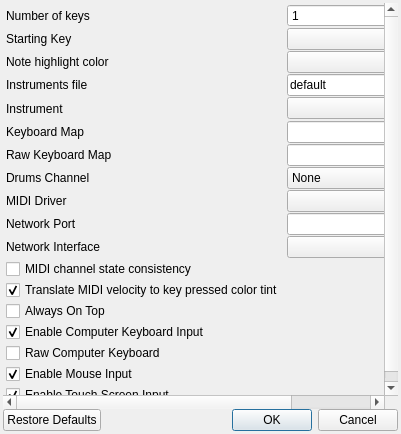
Before: the Qt Designer form src/preferences.ui in pedrolcl/VMPK, drawn with Qt 5.
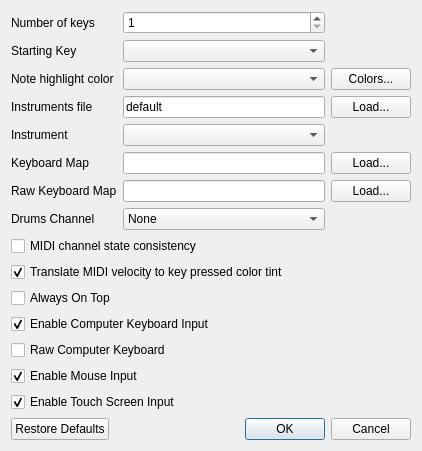
After: the same form once the commit is applied. Icons and pictures are not drawn.

Patch:
```diff
--- a/src/preferences.ui
+++ b/src/preferences.ui
@@ -23,8 +23,8 @@
    <rect>
     <x>0</x>
     <y>0</y>
-    <width>401</width>
-    <height>434</height>
+    <width>422</width>
+    <height>447</height>
    </rect>
   </property>
   <property name="windowTitle">
@@ -34,97 +34,23 @@
    <iconset resource="../data/vmpk.qrc">
     <normaloff>:/vpiano/vmpk_32x32.png</normaloff>:/vpiano/vmpk_32x32.png</iconset>
   </property>
-  <layout class="QGridLayout" name="gridLayout_2">
-   <property name="leftMargin">
-    <number>3</number>
-   </property>
-   <property name="topMargin">
-    <number>3</number>
-   </property>
-   <property name="rightMargin">
-    <number>3</number>
-   </property>
-   <property name="bottomMargin">
-    <number>3</number>
-   </property>
-   <property name="spacing">
-    <number>0</number>
-   </property>
-   <item row="3" column="0">
-    <widget class="QDialogButtonBox" name="buttonBox">
-     <property name="standardButtons">
-      <set>QDialogButtonBox::Cancel|QDialogButtonBox::Ok|QDialogButtonBox::RestoreDefaults</set>
-     </property>
-    </widget>
-   </item>
-   <item row="0" column="0">
-    <widget class="QScrollArea" name="scrollArea">
-     <property name="frameShape">
-      <enum>QFrame::NoFrame</enum>
-     </property>
-     <property name="widgetResizable">
-      <bool>true</bool>
-     </property>
-     <widget class="QWidget" name="scrollAreaWidgetContents">
-      <property name="geometry">
-       <rect>
-        <x>0</x>
-        <y>0</y>
-        <width>395</width>
-        <height>406</height>
-       </rect>
-      </property>
-      <property name="minimumSize">
-       <size>
-        <width>382</width>
-        <height>394</height>
-       </size>
-      </property>
       <layout class="QGridLayout" name="gridLayout">
-       <property name="sizeConstraint">
-        <enum>QLayout::SetMinimumSize</enum>
-       </property>
-       <property name="leftMargin">
-        <number>3</number>
-       </property>
-       <property name="topMargin">
-        <number>1</number>
-       </property>
-       <property name="rightMargin">
-        <number>3</number>
-       </property>
-       <property name="bottomMargin">
-        <number>1</number>
-       </property>
-       <property name="horizontalSpacing">
-        <number>3</number>
-       </property>
-       <property name="verticalSpacing">
-        <number>1</number>
-       </property>
-       <item row="9" column="0">
-        <widget class="QLabel" name="lblMIDIDriver">
+   <item row="0" column="0">
+    <widget class="QLabel" name="lblNumKeys">
+     <property name="sizePolicy">
+      <sizepolicy hsizetype="Preferred" vsizetype="Preferred">
+       <horstretch>0</horstretch>
+       <verstretch>0</verstretch>
+      </sizepolicy>
+     </property>
          <property name="text">
-          <string>MIDI Driver</string>
+      <string>Number of keys</string>
          </property>
          <property name="buddy">
-          <cstring>cboMIDIDriver</cstring>
+      <cstring>spinNumKeys</cstring>
          </property>
         </widget>
        </item>
-       <item row="21" column="0" colspan="3">
-        <widget class="QCheckBox" name="chkEnableTouch">
-         <property name="text">
-          <string>Enable Touch Screen Input</string>
-         </property>
-         <property name="checked">
-          <bool>true</bool>
-         </property>
-        </widget>
-       </item>
-       <item row="6" column="1">
-        <widget class="QLineEdit" name="txtFileKmap"/>
-       </item>
        <item row="0" column="1">
         <widget class="QSpinBox" name="spinNumKeys">
          <property name="whatsThis">
@@ -138,140 +64,61 @@
          </property>
         </widget>
        </item>
-       <item row="0" column="0">
-        <widget class="QLabel" name="lblNumKeys">
+   <item row="1" column="0">
+    <widget class="QLabel" name="lblStartingKey">
+     <property name="text">
+      <string>Starting Key</string>
+     </property>
+     <property name="buddy">
+      <cstring>cboStartingKey</cstring>
+     </property>
+    </widget>
+   </item>
+   <item row="1" column="1">
+    <widget class="QComboBox" name="cboStartingKey"/>
+   </item>
+   <item row="2" column="0">
+    <widget class="QLabel" name="lblKeyPressColor">
          <property name="sizePolicy">
-          <sizepolicy hsizetype="Minimum" vsizetype="Expanding">
+      <sizepolicy hsizetype="Preferred" vsizetype="Preferred">
            <horstretch>0</horstretch>
            <verstretch>0</verstretch>
           </sizepolicy>
          </property>
          <property name="text">
-          <string>Number of keys</string>
+      <string>Note highlight color</string>
          </property>
          <property name="buddy">
-          <cstring>spinNumKeys</cstring>
+      <cstring>cboColorPolicy</cstring>
          </property>
         </widget>
        </item>
        <item row="2" column="1">
         <widget class="QComboBox" name="cboColorPolicy"/>
        </item>
-       <item row="10" column="0">
-        <widget class="QLabel" name="lblNetworkPort">
-         <property name="text">
-          <string>Network Port</string>
-         </property>
-         <property name="buddy">
-          <cstring>txtNetworkPort</cstring>
-         </property>
-        </widget>
-       </item>
-       <item row="4" column="0" rowspan="2">
-        <widget class="QLabel" name="lblInstrument">
-         <property name="sizePolicy">
-          <sizepolicy hsizetype="Minimum" vsizetype="Preferred">
-           <horstretch>0</horstretch>
-           <verstretch>0</verstretch>
-          </sizepolicy>
-         </property>
-         <property name="text">
-          <string>Instrument</string>
-         </property>
-         <property name="buddy">
-          <cstring>cboInstrument</cstring>
-         </property>
-        </widget>
-       </item>
-       <item row="7" column="2">
-        <widget class="QPushButton" name="btnRawKmap">
-         <property name="text">
-          <string>Load...</string>
-         </property>
-        </widget>
-       </item>
-       <item row="11" column="0">
-        <widget class="QLabel" name="lblNetworkIface">
-         <property name="text">
-          <string>Network Interface</string>
-         </property>
-         <property name="buddy">
-          <cstring>cboNetworkIface</cstring>
-         </property>
-        </widget>
-       </item>
-       <item row="11" column="1">
-        <widget class="QComboBox" name="cboNetworkIface"/>
-       </item>
-       <item row="3" column="2">
-        <widget class="QPushButton" name="btnInstrument">
-         <property name="whatsThis">
-          <string>Press this button to load an instruments definition file from disk.</string>
-         </property>
-         <property name="text">
-          <string>load...</string>
-         </property>
-        </widget>
-       </item>
-       <item row="3" column="0">
-        <widget class="QLabel" name="lblFileInstrument">
-         <property name="sizePolicy">
-          <sizepolicy hsizetype="Minimum" vsizetype="Preferred">
-           <horstretch>0</horstretch>
-           <verstretch>0</verstretch>
-          </sizepolicy>
-         </property>
-         <property name="text">
-          <string>Instruments file</string>
-         </property>
-         <property name="buddy">
-          <cstring>txtFileInstrument</cstring>
-         </property>
-        </widget>
-       </item>
        <item row="2" column="2">
         <widget class="QPushButton" name="btnColor">
          <property name="whatsThis">
           <string>Press this button to change the highligh color used to paint the keys that are being activated.</string>
          </property>
          <property name="text">
-          <string>colors...</string>
+      <string>Colors...</string>
          </property>
         </widget>
        </item>
-       <item row="9" column="1">
-        <widget class="QComboBox" name="cboMIDIDriver"/>
-       </item>
-       <item row="7" column="1">
-        <widget class="QLineEdit" name="txtFileRawKmap"/>
-       </item>
-       <item row="20" column="0" colspan="3">
-        <widget class="QCheckBox" name="chkEnableMouse">
-         <property name="text">
-          <string>Enable Mouse Input</string>
-         </property>
-         <property name="checked">
-          <bool>true</bool>
-         </property>
-        </widget>
-       </item>
-       <item row="6" column="0">
-        <widget class="QLabel" name="lblKmap">
+   <item row="3" column="0">
+    <widget class="QLabel" name="lblFileInstrument">
+     <property name="sizePolicy">
+      <sizepolicy hsizetype="Preferred" vsizetype="Preferred">
+       <horstretch>0</horstretch>
+       <verstretch>0</verstretch>
+      </sizepolicy>
+     </property>
          <property name="text">
-          <string>Keyboard Map</string>
+      <string>Instruments file</string>
          </property>
          <property name="buddy">
-          <cstring>txtFileKmap</cstring>
-         </property>
-        </widget>
-       </item>
-       <item row="14" column="0" colspan="3">
-        <widget class="QCheckBox" name="chkAlwaysOnTop">
-         <property name="whatsThis">
-          <string>Check this box to keep the keyboard window always visible, on top of other windows.</string>
-         </property>
-         <property name="text">
-          <string>Always On Top</string>
+      <cstring>txtFileInstrument</cstring>
          </property>
         </widget>
        </item>
@@ -294,43 +141,60 @@
          </property>
         </widget>
        </item>
-       <item row="15" column="0" colspan="3">
-        <widget class="QCheckBox" name="chkEnableKeyboard">
-         <property name="text">
-          <string>Enable Computer Keyboard Input</string>
-         </property>
-         <property name="checked">
-          <bool>true</bool>
-         </property>
-        </widget>
-       </item>
-       <item row="1" column="0">
-        <widget class="QLabel" name="lblStartingKey">
+   <item row="3" column="2">
+    <widget class="QPushButton" name="btnInstrument">
+     <property name="whatsThis">
+      <string>Press this button to load an instruments definition file from disk.</string>
+     </property>
          <property name="text">
-          <string>Starting Key</string>
+      <string>Load...</string>
          </property>
         </widget>
        </item>
-       <item row="10" column="1">
-        <widget class="QLineEdit" name="txtNetworkPort"/>
-       </item>
-       <item row="2" column="0">
-        <widget class="QLabel" name="lblKeyPressColor">
+   <item row="4" column="0">
+    <widget class="QLabel" name="lblInstrument">
          <property name="sizePolicy">
-          <sizepolicy hsizetype="Minimum" vsizetype="Preferred">
+      <sizepolicy hsizetype="Preferred" vsizetype="Preferred">
            <horstretch>0</horstretch>
            <verstretch>0</verstretch>
           </sizepolicy>
          </property>
          <property name="text">
-          <string>Note highlight color</string>
+      <string>Instrument</string>
          </property>
          <property name="buddy">
-          <cstring>cboColorPolicy</cstring>
+      <cstring>cboInstrument</cstring>
          </property>
         </widget>
        </item>
-       <item row="7" column="0">
+   <item row="4" column="1">
+    <widget class="QComboBox" name="cboInstrument">
+     <property name="whatsThis">
+      <string>Change the instrument definition being currently used. Each instruments definition file may hold several instruments on it.</string>
+     </property>
+    </widget>
+   </item>
+   <item row="5" column="0">
+    <widget class="QLabel" name="lblKmap">
+     <property name="text">
+      <string>Keyboard Map</string>
+     </property>
+     <property name="buddy">
+      <cstring>txtFileKmap</cstring>
+     </property>
+    </widget>
+   </item>
+   <item row="5" column="1">
+    <widget class="QLineEdit" name="txtFileKmap"/>
+   </item>
+   <item row="5" column="2">
+    <widget class="QPushButton" name="btnKmap">
+     <property name="text">
+      <string>Load...</string>
+     </property>
+    </widget>
+   </item>
+   <item row="6" column="0">
         <widget class="QLabel" name="lblRawKmap">
          <property name="text">
           <string>Raw Keyboard Map</string>
@@ -340,7 +204,17 @@
          </property>
         </widget>
        </item>
-       <item row="8" column="0">
+   <item row="6" column="1">
+    <widget class="QLineEdit" name="txtFileRawKmap"/>
+   </item>
+   <item row="6" column="2">
+    <widget class="QPushButton" name="btnRawKmap">
+     <property name="text">
+      <string>Load...</string>
+     </property>
+    </widget>
+   </item>
+   <item row="7" column="0">
         <widget class="QLabel" name="lblDrumsChannel">
          <property name="text">
           <string>Drums Channel</string>
@@ -350,34 +224,7 @@
          </property>
         </widget>
        </item>
-       <item row="6" column="2">
-        <widget class="QPushButton" name="btnKmap">
-         <property name="text">
-          <string>Load...</string>
-         </property>
-        </widget>
-       </item>
-       <item row="1" column="1">
-        <widget class="QComboBox" name="cboStartingKey"/>
-       </item>
-       <item row="16" column="0" colspan="3">
-        <widget class="QCheckBox" name="chkRawKeyboard">
-         <property name="whatsThis">
-          <string>&lt;!DOCTYPE HTML PUBLIC &quot;-//W3C//DTD HTML 4.0//EN&quot; &quot;http://www.w3.org/TR/REC-html40/strict.dtd&quot;&gt;
-&lt;html&gt;&lt;head&gt;&lt;meta name=&quot;qrichtext&quot; content=&quot;1&quot; /&gt;&lt;style type=&quot;text/css&quot;&gt;
-p, li { white-space: pre-wrap; }
-&lt;/style&gt;&lt;/head&gt;&lt;body style=&quot; font-family:'Sans Serif'; font-size:10pt; font-weight:400; font-style:normal;&quot;&gt;
-&lt;p style=&quot; margin-top:0px; margin-bottom:0px; margin-left:0px; margin-right:0px; -qt-block-indent:0; text-indent:0px;&quot;&gt;Check this box to use low level PC keyboard events. This system has several advantages:&lt;/p&gt;
-&lt;ul style=&quot;-qt-list-indent: 1;&quot;&gt;&lt;li style=&quot; margin-top:12px; margin-bottom:0px; margin-left:0px; margin-right:0px; -qt-block-indent:0; text-indent:0px;&quot;&gt;It is possible to use &quot;dead keys&quot; (accent marks, diacritics)&lt;/li&gt;
-&lt;li style=&quot; margin-top:0px; margin-bottom:0px; margin-left:0px; margin-right:0px; -qt-block-indent:0; text-indent:0px;&quot;&gt;Mapping definitions are independent of the language (but hardware and OS specific)&lt;/li&gt;
-&lt;li style=&quot; margin-top:0px; margin-bottom:12px; margin-left:0px; margin-right:0px; -qt-block-indent:0; text-indent:0px;&quot;&gt;Faster processing&lt;/li&gt;&lt;/ul&gt;&lt;/body&gt;&lt;/html&gt;</string>
-         </property>
-         <property name="text">
-          <string>Raw Computer Keyboard</string>
-         </property>
-        </widget>
-       </item>
-       <item row="8" column="1">
+   <item row="7" column="1">
         <widget class="QComboBox" name="cboDrumsChannel">
          <item>
           <property name="text">
@@ -461,32 +308,127 @@
          </item>
         </widget>
        </item>
-       <item row="13" column="0">
-        <widget class="QCheckBox" name="chkVelocityColor">
-         <property name="text">
-          <string>Translate MIDI velocity to key pressed color tint</string>
-         </property>
-         <property name="checked">
-          <bool>true</bool>
-         </property>
-        </widget>
-       </item>
-       <item row="4" column="1">
-        <widget class="QComboBox" name="cboInstrument">
-         <property name="whatsThis">
-          <string>Change the instrument definition being currently used. Each instruments definition file may hold several instruments on it.</string>
-         </property>
-        </widget>
-       </item>
-       <item row="12" column="0">
+   <item row="15" column="0" colspan="3">
+    <widget class="QDialogButtonBox" name="buttonBox">
+     <property name="standardButtons">
+      <set>QDialogButtonBox::Cancel|QDialogButtonBox::Ok|QDialogButtonBox::RestoreDefaults</set>
+     </property>
+    </widget>
+   </item>
+   <item row="8" column="0" colspan="3">
         <widget class="QCheckBox" name="chkEnforceChannelState">
+     <property name="sizePolicy">
+      <sizepolicy hsizetype="Preferred" vsizetype="Fixed">
+       <horstretch>0</horstretch>
+       <verstretch>0</verstretch>
+      </sizepolicy>
+     </property>
          <property name="text">
           <string>MIDI channel state consistency</string>
          </property>
         </widget>
        </item>
-      </layout>
-     </widget>
+   <item row="9" column="0" colspan="3">
+    <widget class="QCheckBox" name="chkVelocityColor">
+     <property name="sizePolicy">
+      <sizepolicy hsizetype="Preferred" vsizetype="Fixed">
+       <horstretch>0</horstretch>
+       <verstretch>0</verstretch>
+      </sizepolicy>
+     </property>
+     <property name="text">
+      <string>Translate MIDI velocity to key pressed color tint</string>
+     </property>
+     <property name="checked">
+      <bool>true</bool>
+     </property>
+    </widget>
+   </item>
+   <item row="10" column="0" colspan="3">
+    <widget class="QCheckBox" name="chkAlwaysOnTop">
+     <property name="sizePolicy">
+      <sizepolicy hsizetype="Preferred" vsizetype="Fixed">
+       <horstretch>0</horstretch>
+       <verstretch>0</verstretch>
+      </sizepolicy>
+     </property>
+     <property name="whatsThis">
+      <string>Check this box to keep the keyboard window always visible, on top of other windows.</string>
+     </property>
+     <property name="text">
+      <string>Always On Top</string>
+     </property>
+    </widget>
+   </item>
+   <item row="11" column="0" colspan="3">
+    <widget class="QCheckBox" name="chkEnableKeyboard">
+     <property name="sizePolicy">
+      <sizepolicy hsizetype="Preferred" vsizetype="Fixed">
+       <horstretch>0</horstretch>
+       <verstretch>0</verstretch>
+      </sizepolicy>
+     </property>
+     <property name="text">
+      <string>Enable Computer Keyboard Input</string>
+     </property>
+     <property name="checked">
+      <bool>true</bool>
+     </property>
+    </widget>
+   </item>
+   <item row="12" column="0" colspan="3">
+    <widget class="QCheckBox" name="chkRawKeyboard">
+     <property name="sizePolicy">
+      <sizepolicy hsizetype="Preferred" vsizetype="Fixed">
+       <horstretch>0</horstretch>
+       <verstretch>0</verstretch>
+      </sizepolicy>
+     </property>
+     <property name="whatsThis">
+      <string>&lt;!DOCTYPE HTML PUBLIC &quot;-//W3C//DTD HTML 4.0//EN&quot; &quot;http://www.w3.org/TR/REC-html40/strict.dtd&quot;&gt;
+&lt;html&gt;&lt;head&gt;&lt;meta name=&quot;qrichtext&quot; content=&quot;1&quot; /&gt;&lt;style type=&quot;text/css&quot;&gt;
+p, li { white-space: pre-wrap; }
+&lt;/style&gt;&lt;/head&gt;&lt;body style=&quot; font-family:'Sans Serif'; font-size:10pt; font-weight:400; font-style:normal;&quot;&gt;
+&lt;p style=&quot; margin-top:0px; margin-bottom:0px; margin-left:0px; margin-right:0px; -qt-block-indent:0; text-indent:0px;&quot;&gt;Check this box to use low level PC keyboard events. This system has several advantages:&lt;/p&gt;
+&lt;ul style=&quot;-qt-list-indent: 1;&quot;&gt;&lt;li style=&quot; margin-top:12px; margin-bottom:0px; margin-left:0px; margin-right:0px; -qt-block-indent:0; text-indent:0px;&quot;&gt;It is possible to use &quot;dead keys&quot; (accent marks, diacritics)&lt;/li&gt;
+&lt;li style=&quot; margin-top:0px; margin-bottom:0px; margin-left:0px; margin-right:0px; -qt-block-indent:0; text-indent:0px;&quot;&gt;Mapping definitions are independent of the language (but hardware and OS specific)&lt;/li&gt;
+&lt;li style=&quot; margin-top:0px; margin-bottom:12px; margin-left:0px; margin-right:0px; -qt-block-indent:0; text-indent:0px;&quot;&gt;Faster processing&lt;/li&gt;&lt;/ul&gt;&lt;/body&gt;&lt;/html&gt;</string>
+     </property>
+     <property name="text">
+      <string>Raw Computer Keyboard</string>
+     </property>
+    </widget>
+   </item>
+   <item row="13" column="0" colspan="3">
+    <widget class="QCheckBox" name="chkEnableMouse">
+     <property name="sizePolicy">
+      <sizepolicy hsizetype="Preferred" vsizetype="Fixed">
+       <horstretch>0</horstretch>
+       <verstretch>0</verstretch>
+      </sizepolicy>
+     </property>
+     <property name="text">
+      <string>Enable Mouse Input</string>
+     </property>
+     <property name="checked">
+      <bool>true</bool>
+     </property>
+    </widget>
+   </item>
+   <item row="14" column="0" colspan="3">
+    <widget class="QCheckBox" name="chkEnableTouch">
+     <property name="sizePolicy">
+      <sizepolicy hsizetype="Preferred" vsizetype="Fixed">
+       <horstretch>0</horstretch>
+       <verstretch>0</verstretch>
+      </sizepolicy>
+     </property>
+     <property name="text">
+      <string>Enable Touch Screen Input</string>
+     </property>
+     <property name="checked">
+      <bool>true</bool>
+     </property>
     </widget>
    </item>
   </layout>
```
Left out of the diff: 24 changed lines with no effect on the pictures. Lines whose indentation alone changed are shown as unchanged.
